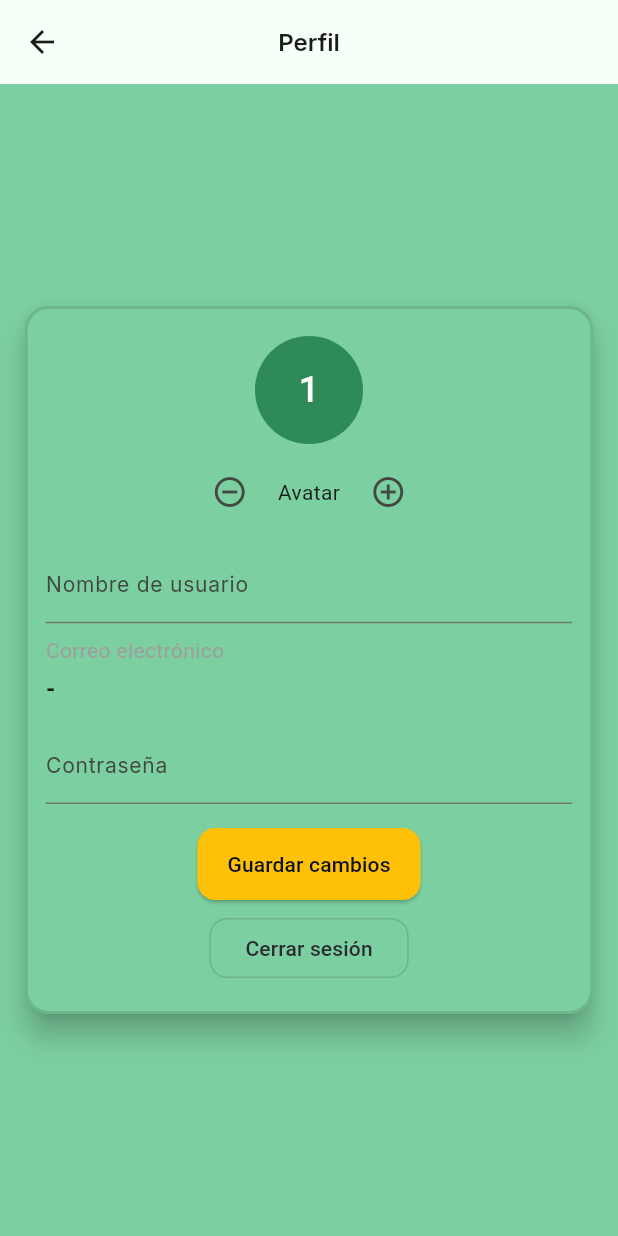
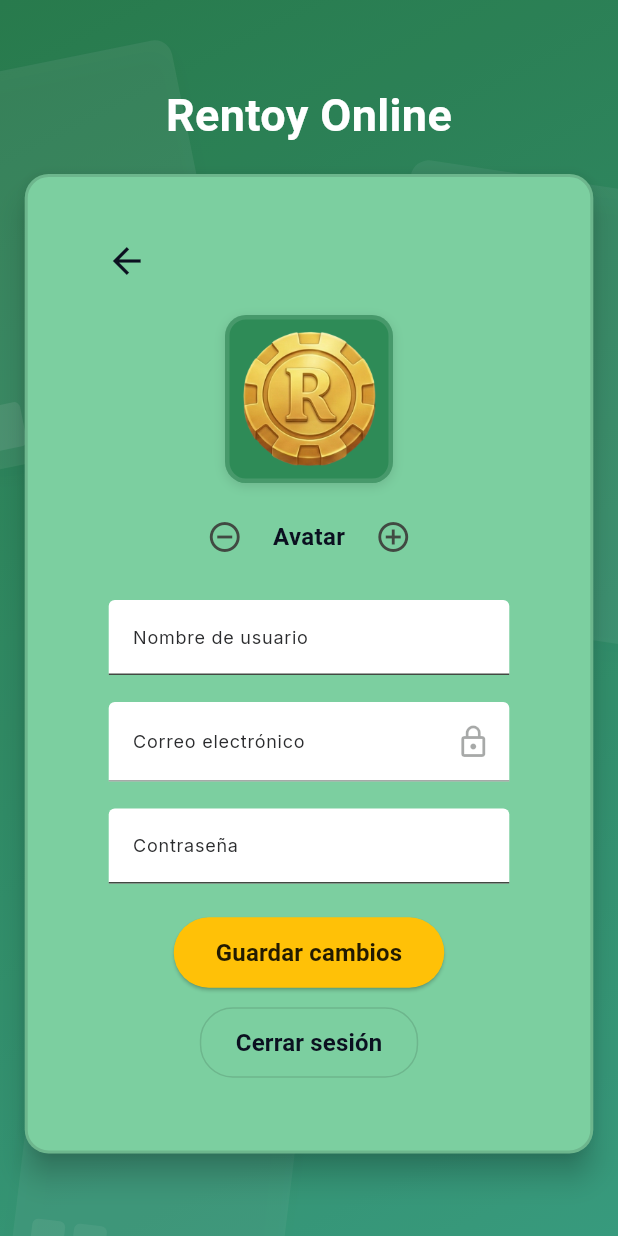
Before and after one commit to vicmaviclu/TFG-Rentoy, a Flutter app: the PantallaPerfil screen opened directly, on a phone screen of 412 x 824 dp. Run offline on Flutter 3.47's test engine with Material 3 defaults, Android fonts, the phone set to English and light mode, and no system bars; our stand-ins replace cloud_firestore, firebase_auth, firebase_core, google_fonts, google_sign_in; accounts and stored records are empty.

Commit message:
perfil y avatares

```diff
--- a/lib/features/perfil/controllers/controlador_perfil.dart
+++ b/lib/features/perfil/controllers/controlador_perfil.dart
@@ -11,16 +11,35 @@ class ControladorPerfil extends ChangeNotifier {
   final TextEditingController controladorCorreo = TextEditingController();
   final TextEditingController controladorContrasena = TextEditingController();
 
-  int avatarSeleccionado = 1;
+  // Allow injecting Firestore and a user provider for easier testing.
+  final FirebaseFirestore? _firestore;
+  final dynamic _authProvider; // returns a FirebaseAuth-like instance with signOut()
+  final dynamic Function() _userProvider;
+
+  ControladorPerfil({FirebaseFirestore? firestore, dynamic Function()? userProvider, dynamic Function()? authProvider})
+      : _firestore = firestore,
+        _userProvider = userProvider ?? (() => FirebaseAuth.instance.currentUser),
+        _authProvider = authProvider ?? (() => FirebaseAuth.instance);
+
+  int _avatarSeleccionado = 1;
+  int get avatarSeleccionado => _avatarSeleccionado;
+  set avatarSeleccionado(int value) {
+    final v = value.clamp(1, 9).toInt();
+    if (v == _avatarSeleccionado) return;
+    _avatarSeleccionado = v;
+    notifyListeners();
+  }
   bool cargando = false;
 
-  User? get usuario => FirebaseAuth.instance.currentUser;
+  // Use the injected user provider (returns dynamic to allow simple test fakes)
+  dynamic get usuario => _userProvider();
 
   Future<void> cargarPerfil() async {
     final u = usuario;
     if (u == null) return;
     controladorCorreo.text = u.email ?? '';
-    final doc = await FirebaseFirestore.instance.collection('usuarios').doc(u.uid).get();
+    final fs = _firestore ?? FirebaseFirestore.instance;
+    final doc = await fs.collection('usuarios').doc(u.uid).get();
     if (doc.exists) {
       final data = doc.data()!;
       controladorNombreUsuario.text = (data['nombre_usuario'] as String?) ?? '';
@@ -40,7 +59,8 @@ class ControladorPerfil extends ChangeNotifier {
       if (newUsername.isEmpty) return 'Introduce un nombre de usuario';
 
       // Comprobar unicidad (simple)
-      final q = await FirebaseFirestore.instance
+        final fs = _firestore ?? FirebaseFirestore.instance;
+        final q = await fs
           .collection('usuarios')
           .where('nombre_usuario', isEqualTo: newUsername)
           .limit(1)
@@ -52,7 +72,8 @@ class ControladorPerfil extends ChangeNotifier {
 
       // Guardamos perfil en Firestore. No permitimos cambiar el email desde aquí
       // (el email en Auth es la fuente de la verdad para el correo).
-      await FirebaseFirestore.instance.collection('usuarios').doc(u.uid).set({
+      final fs2 = _firestore ?? FirebaseFirestore.instance;
+      await fs2.collection('usuarios').doc(u.uid).set({
         'nombre_usuario': newUsername,
         'avatar': avatarSeleccionado,
         'email': u.email ?? '',
@@ -92,4 +113,11 @@ class ControladorPerfil extends ChangeNotifier {
     controladorContrasena.dispose();
     super.dispose();
   }
+
+  /// Sign out the current user. Uses injected `authProvider` when available
+  /// which helps tests mock sign-out behavior.
+  Future<void> signOut() async {
+    final auth = _authProvider == null ? FirebaseAuth.instance : _authProvider();
+    await (auth as dynamic).signOut();
+  }
 }
--- a/lib/features/perfil/widgets/perfil_form.dart
+++ b/lib/features/perfil/widgets/perfil_form.dart
@@ -1,8 +1,8 @@
-import 'package:firebase_auth/firebase_auth.dart';
 import 'package:flutter/material.dart';
 
 import '../../../core/constantes/cadenas.dart';
 import '../../../core/constantes/colores.dart';
+import '../../../core/constantes/textos.dart';
 import '../controllers/controlador_perfil.dart';
 
 class PerfilForm extends StatefulWidget {
@@ -32,53 +32,145 @@ class _PerfilFormState extends State<PerfilForm> {
   Widget build(BuildContext context) {
     final c = widget.controlador;
 
-    return Column(
+    // Use a scroll view to avoid overflow on small devices and keep spacing consistent
+    final fieldStyle = EstilosTexto.cuerpo.copyWith(color: Colores.textoPrimario);
+    // Simple filled decoration matching other forms in the app and using core label style
+    InputDecoration simpleDecoration(String label) => InputDecoration(
+          labelText: label,
+          filled: true,
+          fillColor: Colors.white,
+          labelStyle: EstilosTexto.caption.copyWith(color: Colores.textoSecundario),
+        );
+
+    return SingleChildScrollView(
+      padding: const EdgeInsets.symmetric(horizontal: 24, vertical: 12),
+      child: Center(
+        child: ConstrainedBox(
+          constraints: const BoxConstraints(maxWidth: 560),
+          child: Container(
+            padding: const EdgeInsets.all(18),
+            decoration: BoxDecoration(
+              // Let the parent TarjetaAuth provide the surface color. Use transparent here
+              color: Colors.transparent,
+              borderRadius: BorderRadius.circular(14),
+            ),
+            child: Column(
               mainAxisSize: MainAxisSize.min,
+              crossAxisAlignment: CrossAxisAlignment.stretch,
               children: [
-        const SizedBox(height: 8),
-        CircleAvatar(
-          radius: 36,
-          backgroundColor: Colores.primario,
-          child: Text('${c.avatarSeleccionado}', style: const TextStyle(fontSize: 24, color: Colors.white)),
+                const SizedBox(height: 4),
+
+                // Back button inside the card (moved slightly to the corner)
+                Align(
+                  alignment: Alignment.topLeft,
+                  child: Transform.translate(
+                    // move slightly more to the corner and increase size
+                    offset: const Offset(-12, -12),
+                    child: IconButton(
+                      onPressed: () => Navigator.of(context).pop(),
+                      icon: const Icon(Icons.arrow_back),
+                      color: Colores.textoPrimario,
+                      iconSize: 28,
+                      tooltip: 'Volver',
+                      // keep the visual icon compact but keep a usable hit area
+                      padding: const EdgeInsets.all(4),
+                      constraints: const BoxConstraints(minWidth: 40, minHeight: 40),
                     ),
-        const SizedBox(height: 8),
+                  ),
+                ),
+
+                // Avatar box (rounded square with white border)
+                Align(
+                  alignment: Alignment.center,
+                  child: Container(
+                    width: 112,
+                    height: 112,
+                    decoration: BoxDecoration(
+                      color: Colores.primario,
+                      borderRadius: BorderRadius.circular(14),
+                      border: Border.all(color: const Color.fromRGBO(255, 255, 255, 0.12), width: 3),
+                      boxShadow: const [BoxShadow(color: Colors.black12, blurRadius: 6, offset: Offset(0, 2))],
+                    ),
+                    child: Padding(
+                      padding: const EdgeInsets.all(6.0),
+                      child: ClipRRect(
+                        borderRadius: BorderRadius.circular(10),
+                        child: FittedBox(
+                          fit: BoxFit.contain,
+                          alignment: Alignment.center,
+                          child: Image.asset(
+                            'assets/images/avatares/avatar ${c.avatarSeleccionado}.png',
+                            errorBuilder: (context, error, stackTrace) {
+                              return Center(child: Text('${c.avatarSeleccionado}', style: EstilosTexto.titulo));
+                            },
+                          ),
+                        ),
+                      ),
+                    ),
+                  ),
+                ),
+
+                const SizedBox(height: 12),
+
+                // Controls
                 Row(
                   mainAxisAlignment: MainAxisAlignment.center,
                   children: [
                     IconButton(
                       onPressed: () => c.avatarSeleccionado = (c.avatarSeleccionado - 1).clamp(1, 9),
-                icon: const Icon(Icons.remove_circle_outline)),
+                      icon: const Icon(Icons.remove_circle_outline),
+                      tooltip: 'Anterior avatar',
+                    ),
                     const SizedBox(width: 8),
-            const Text(Cadenas.avatar),
+                    Text(Cadenas.avatar, style: EstilosTexto.subtitulo.copyWith(color: Colores.textoPrimario)),
                     const SizedBox(width: 8),
                     IconButton(
                       onPressed: () => c.avatarSeleccionado = (c.avatarSeleccionado + 1).clamp(1, 9),
-                icon: const Icon(Icons.add_circle_outline)),
+                      icon: const Icon(Icons.add_circle_outline),
+                      tooltip: 'Siguiente avatar',
+                    ),
                   ],
                 ),
-        const SizedBox(height: 12),
-        TextFormField(controller: c.controladorNombreUsuario, decoration: const InputDecoration(labelText: Cadenas.nombreUsuario)),
-        const SizedBox(height: 8),
-        // Mostramos el correo como texto no editable, para dejar claro que
-        // no puede modificarse desde esta pantalla.
-        Align(
-          alignment: Alignment.centerLeft,
-          child: Column(
-            crossAxisAlignment: CrossAxisAlignment.start,
-            children: [
-              const Text(Cadenas.correoHint, style: TextStyle(color: Colors.grey)),
-              const SizedBox(height: 4),
-              Text(c.controladorCorreo.text.isNotEmpty ? c.controladorCorreo.text : '-', style: const TextStyle(fontSize: 16, fontWeight: FontWeight.w600)),
-              const SizedBox(height: 6),
-            ],
+
+                const SizedBox(height: 18),
+
+
+                // Username
+                TextFormField(
+                  controller: c.controladorNombreUsuario,
+                  style: fieldStyle,
+                  decoration: simpleDecoration(Cadenas.nombreUsuario),
                 ),
+
+                const SizedBox(height: 18),
+
+                // Email (read-only display) — use same filled field style and mark disabled
+                TextFormField(
+                  controller: c.controladorCorreo,
+                  readOnly: true,
+                  enabled: false,
+                  style: EstilosTexto.cuerpoNegrita.copyWith(color: Colores.textoPrimario),
+                  decoration: simpleDecoration(Cadenas.correoHint).copyWith(suffixIcon: const Icon(Icons.lock_outline)),
                 ),
-        const SizedBox(height: 8),
-        TextFormField(controller: c.controladorContrasena, decoration: const InputDecoration(labelText: Cadenas.contrasenaHint), obscureText: true),
-        const SizedBox(height: 16),
-        c.cargando
-            ? const CircularProgressIndicator()
-            : ElevatedButton(
+
+                const SizedBox(height: 18),
+
+                // Password
+                TextFormField(
+                  controller: c.controladorContrasena,
+                  style: fieldStyle,
+                  decoration: simpleDecoration(Cadenas.contrasenaHint),
+                  obscureText: true,
+                ),
+
+                const SizedBox(height: 22),
+
+                // Actions
+                if (c.cargando)
+                  const Center(child: CircularProgressIndicator())
+                else ...[
+                  Center(
+                    child: ElevatedButton(
                       onPressed: () async {
                         final scaffold = ScaffoldMessenger.of(context);
                         final navigator = Navigator.of(context);
@@ -91,20 +183,43 @@ class _PerfilFormState extends State<PerfilForm> {
                           scaffold.showSnackBar(SnackBar(content: Text(msg)));
                         }
                       },
-                child: const Text(Cadenas.guardarCambios),
+                      style: ElevatedButton.styleFrom(
+                        backgroundColor: Colores.secundario,
+                        foregroundColor: Colors.black87,
+                        padding: const EdgeInsets.symmetric(horizontal: 28, vertical: 12),
+                        shape: RoundedRectangleBorder(borderRadius: BorderRadius.circular(28)),
                       ),
-        const SizedBox(height: 8),
-        OutlinedButton(
+                      child: Text(Cadenas.guardarCambios, style: EstilosTexto.cuerpoNegrita.copyWith(color: Colors.black87)),
+                    ),
+                  ),
+
+                  const SizedBox(height: 12),
+
+                  Center(
+                    child: OutlinedButton(
                       onPressed: () async {
                         final navigator = Navigator.of(context);
-            await FirebaseAuth.instance.signOut();
+                        await widget.controlador.signOut();
                         if (!mounted) return;
                         navigator.pop();
                       },
-          child: Text(Cadenas.cerrarSesion),
+                      style: OutlinedButton.styleFrom(
+                        side: BorderSide(color: Colors.black12),
+                        padding: const EdgeInsets.symmetric(horizontal: 24, vertical: 12),
+                        shape: RoundedRectangleBorder(borderRadius: BorderRadius.circular(22)),
                       ),
+                      // Use the same bold body style as the primary button for consistency
+                      child: Text(Cadenas.cerrarSesion, style: EstilosTexto.cuerpoNegrita.copyWith(color: Colores.textoPrimario)),
+                    ),
+                  ),
+                ],
+
                 const SizedBox(height: 8),
               ],
+            ),
+          ),
+        ),
+      ),
     );
   }
 }
--- a/lib/features/perfil/widgets/perfil_scaffold.dart
+++ b/lib/features/perfil/widgets/perfil_scaffold.dart
@@ -1,5 +1,7 @@
 import 'package:flutter/material.dart';
 
+// Clean imports — only used symbols are imported
+import '../../../core/widgets/pagina_fondo.dart';
 import '../../auth/widgets/tarjeta_auth.dart';
 import '../controllers/controlador_perfil.dart';
 import 'perfil_form.dart';
@@ -28,13 +30,19 @@ class _PerfilScaffoldState extends State<PerfilScaffold> {
   @override
   Widget build(BuildContext context) {
     final size = MediaQuery.of(context).size;
-    return Scaffold(
-      appBar: AppBar(title: const Text('Perfil'), centerTitle: true),
-      body: Center(
-        child: TarjetaAuth(
-          size: size,
-          child: PerfilForm(controlador: widget.controlador),
-        ),
+
+    return PaginaFondo(
+      showTitle: true,
+      child: Column(
+        mainAxisSize: MainAxisSize.min,
+        children: [
+          // Removed inline logo to avoid extra scrolling; keep compact layout
+          const SizedBox(height: 6),
+          TarjetaAuth(
+            size: size,
+            child: PerfilForm(controlador: widget.controlador),
+          ),
+        ],
       ),
     );
   }
--- a/pubspec.yaml
+++ b/pubspec.yaml
@@ -67,6 +67,7 @@ flutter:
   assets:
     - assets/images/simbolo_google.png
     - assets/images/logo_rentoy.jpg
+    - assets/images/avatares/
   # To add assets to your application, add an assets section, like this:
   # assets:
   #   - images/a_dot_burr.jpeg
```
Also changed, not shown: lib/features/home/screens/home_screen.dart (+4 -8 lines), lib/features/perfil/widgets/avatar_button.dart (added, +81 -0 lines), lib/features/perfil/widgets/avatar_selector.dart (+13 -5 lines), assets/images/avatares/avatar 1.png (added), assets/images/avatares/avatar 2.png (added), assets/images/avatares/avatar 3.png (added), assets/images/avatares/avatar 4.png (added), 1 other file. Lines whose indentation alone changed are shown as unchanged.
